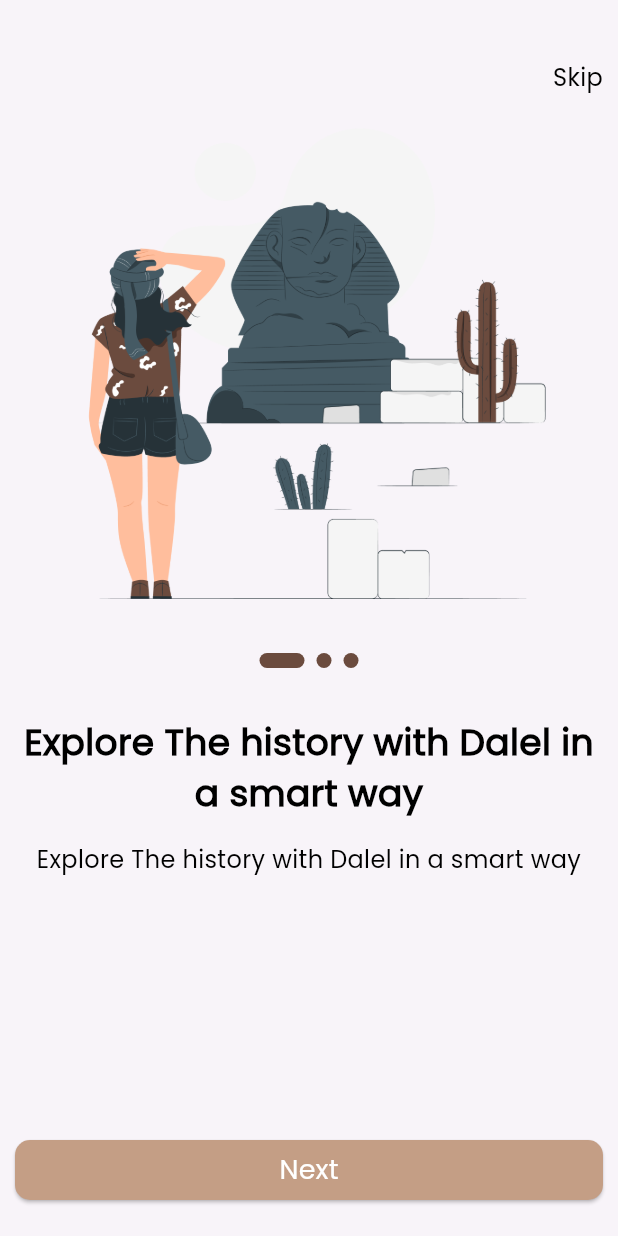
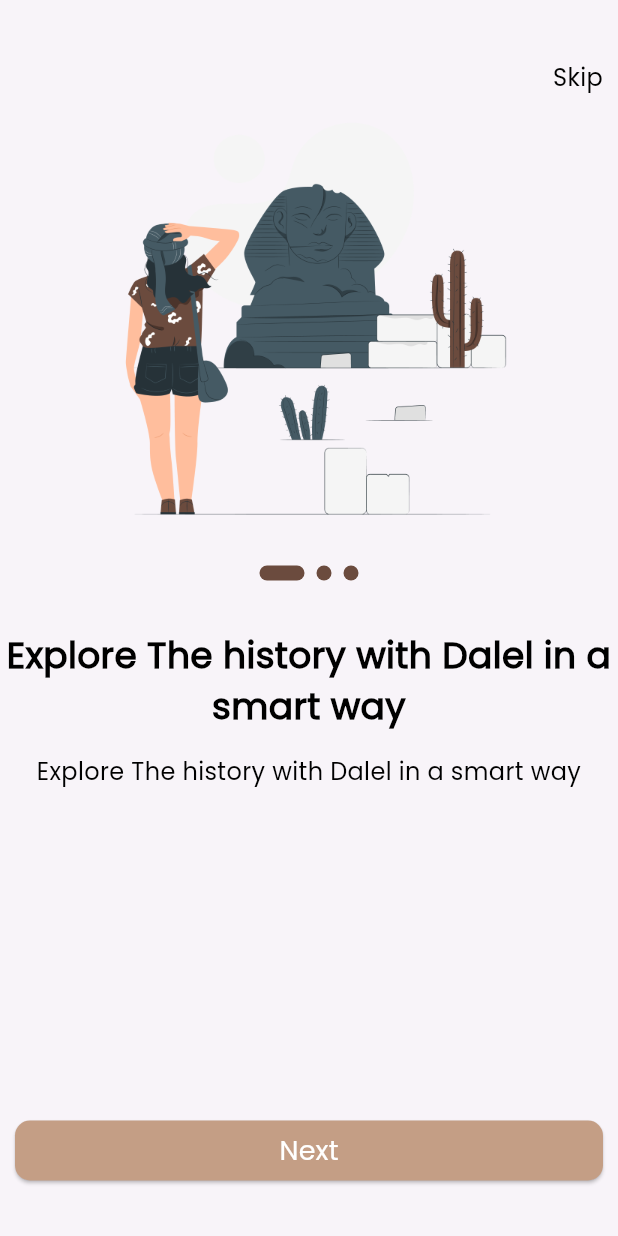
Before and after one commit to KareemElshaar1/dalel1_app, a Flutter app: the screen it shows after launch, on a phone screen of 412 x 824 dp. Run offline on Flutter 3.47's test engine with Material 3 defaults, Android fonts, the phone set to English and light mode, and no system bars; drawn by our look-alikes of smooth_page_indicator; our stand-ins replace go_router.

Commit message:
onboarding part one --> kareem elshaar 12/6 smooth  indicator custom btn

```diff
--- a/lib/core/functions/navigation.dart
+++ b/lib/core/functions/navigation.dart
@@ -3,3 +3,7 @@ import 'package:go_router/go_router.dart';
 void customNavigate(context, String path) {
   GoRouter.of(context).push(path);
 }
+
+void customReplacementNavigate(context, String path) {
+  GoRouter.of(context).pushReplacement(path);
+}
--- a/lib/core/routes/app_router.dart
+++ b/lib/core/routes/app_router.dart
@@ -6,10 +6,10 @@ import '../../features/splash/presentation/views/splash_view.dart';
 final GoRouter router = GoRouter(routes: [
   GoRoute(
     path: "/",
-    builder: (context, state) => SplashView(),
+    builder: (context, state) => const SplashView(),
   ),
   GoRoute(
     path: "/onBoarding",
-    builder: (context, state) => OnBoardingView(),
+    builder: (context, state) => const OnBoardingView(),
   )
 ]);
--- a/lib/features/on_boarding/presentation/views/onboarding_view.dart
+++ b/lib/features/on_boarding/presentation/views/onboarding_view.dart
@@ -12,11 +12,13 @@ class OnBoardingView extends StatelessWidget {
   Widget build(BuildContext context) {
     return Scaffold(
       body: SafeArea(
-        child: Column(
+        child: ListView(
+          physics: const BouncingScrollPhysics(),
           children: [
             const SizedBox(height: 40),
             const CustomNaveBar(),
             OnboardingWidgetBody(),
+            SizedBox(height: 180),
             const CustomButton(
               text: AppStrings.next,
             ),
--- a/lib/features/on_boarding/presentation/views/widgets/onboarding_widget_body.dart
+++ b/lib/features/on_boarding/presentation/views/widgets/onboarding_widget_body.dart
@@ -11,14 +11,24 @@ class OnboardingWidgetBody extends StatelessWidget {
 
   @override
   Widget build(BuildContext context) {
-    return Expanded(
+    return SizedBox(
+      height: 500,
       child: PageView.builder(
+        physics: const BouncingScrollPhysics(),
         controller: _pageController,
         itemCount: 3,
         itemBuilder: (context, index) {
           return Column(
             children: [
-              Image.asset(Assets.imagesOnBoarding1),
+              Container(
+                height: 290,
+                width: 343,
+                decoration: const BoxDecoration(
+                    image: DecorationImage(
+                  image: AssetImage(Assets.imagesOnBoarding1),
+                  fit: BoxFit.fill,
+                )),
+              ),
               const SizedBox(
                 height: 24,
               ),
@@ -28,15 +38,13 @@ class OnboardingWidgetBody extends StatelessWidget {
               const SizedBox(
                 height: 32,
               ),
-              Padding(
-                padding: const EdgeInsets.symmetric(horizontal: 15),
-                child: Column(
-                  children: [
               Text(
                 "Explore The history with Dalel in a smart way",
                 style: CustomTextStyles.poppins500style24
                     .copyWith(fontWeight: FontWeight.bold),
                 textAlign: TextAlign.center,
+                maxLines: 2,
+                overflow: TextOverflow.ellipsis,
               ),
               const SizedBox(
                 height: 16,
@@ -45,9 +53,8 @@ class OnboardingWidgetBody extends StatelessWidget {
                 "Explore The history with Dalel in a smart way",
                 style: CustomTextStyles.poppins300style16,
                 textAlign: TextAlign.center,
-                    )
-                  ],
-                ),
+                maxLines: 2,
+                overflow: TextOverflow.ellipsis,
               )
             ],
           );
--- a/lib/features/splash/presentation/views/splash_view.dart
+++ b/lib/features/splash/presentation/views/splash_view.dart
@@ -33,6 +33,6 @@ class _SplashViewState extends State<SplashView> {
 
 void delayedNavigate(context) {
   Future.delayed(const Duration(seconds: 2), () {
-    customNavigate(context, "/onBoarding");
+    customReplacementNavigate(context, "/onBoarding");
   });
 }
```
Lines whose indentation alone changed are shown as unchanged.
